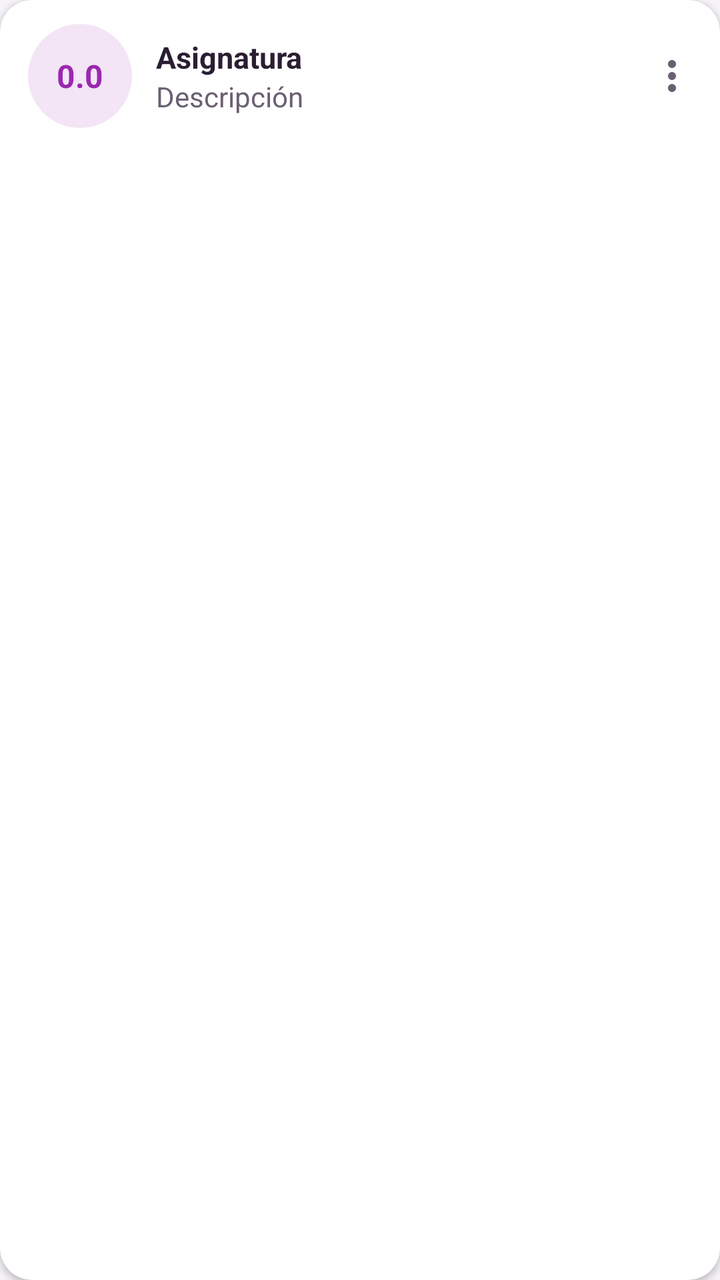
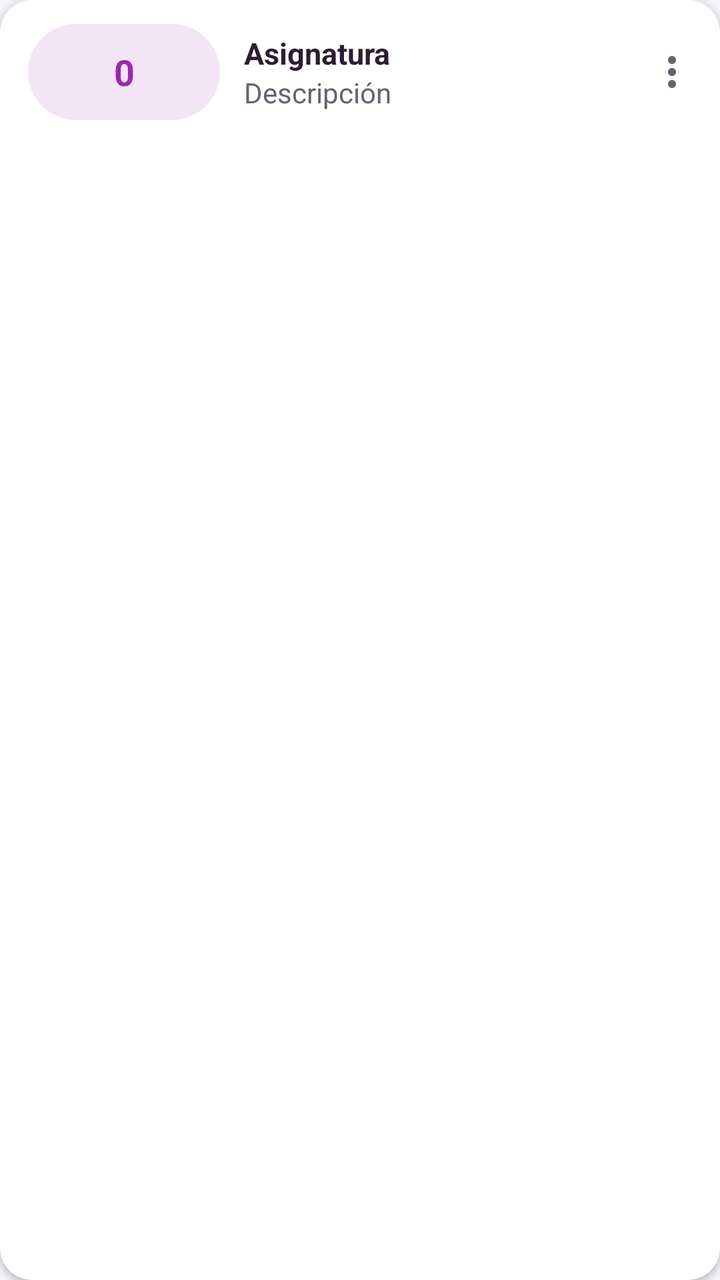

Screens rendered from an Android XML layout before and after an edit, with the pre-edit source and the edit as a unified diff.
<!-- AndroidManifest.xml: application theme Theme.MyApplication -->
<!-- res/layout/item_calificacion_list.xml -->
<?xml version="1.0" encoding="utf-8"?>
<androidx.cardview.widget.CardView xmlns:android="http://schemas.android.com/apk/res/android"
    xmlns:app="http://schemas.android.com/apk/res-auto"
    android:id="@+id/containerReporte"
    style="@style/Edu.Tarjeta"
    android:layout_width="match_parent"
    android:layout_height="wrap_content">

    <LinearLayout
        android:layout_width="match_parent"
        android:layout_height="wrap_content"
        android:orientation="horizontal"
        android:gravity="center_vertical"
        android:paddingVertical="12dp"
        android:paddingStart="14dp"
        android:paddingEnd="4dp">

        <FrameLayout
            android:id="@+id/circleImageView"
            android:layout_width="52dp"
            android:layout_height="52dp"
            android:background="@drawable/circle_shape"
            android:backgroundTint="?attr/eduMarcaSuperficie"
            android:layout_marginEnd="12dp">

            <TextView
                android:id="@+id/textOverlay"
                android:layout_width="match_parent"
                android:layout_height="match_parent"
                android:text="0.0"
                android:textColor="?attr/eduAcento"
                android:textSize="16sp"
                android:textStyle="bold"
                android:gravity="center"
                android:maxLines="1" />
        </FrameLayout>

        <LinearLayout
            android:layout_width="0dp"
            android:layout_height="wrap_content"
            android:layout_weight="1"
            android:orientation="vertical">

            <TextView
                android:id="@+id/text_titulo"
                style="@style/Edu.Texto.TituloTarjeta"
                android:layout_width="match_parent"
                android:layout_height="wrap_content"
                android:text="Asignatura"
                android:maxLines="1"
                android:ellipsize="end" />

            <TextView
                android:id="@+id/textodesc"
                style="@style/Edu.Texto.Cuerpo"
                android:layout_width="match_parent"
                android:layout_height="wrap_content"
                android:text="Descripción"
                android:maxLines="2"
                android:ellipsize="end" />
        </LinearLayout>

        <ImageButton
            android:id="@+id/Opciones"
            android:layout_width="40dp"
            android:layout_height="40dp"
            android:padding="8dp"
            android:background="?attr/selectableItemBackgroundBorderless"
            android:contentDescription="Opciones"
            android:src="@drawable/ic_more_vert"
            app:tint="?attr/eduTextSecondary" />
    </LinearLayout>
</androidx.cardview.widget.CardView>
<!-- resources referenced by this layout -->
<resources>
  <!-- drawable circle_shape (drawable) -->
  <?xml version="1.0" encoding="utf-8"?>
  <shape xmlns:android="http://schemas.android.com/apk/res/android"
      android:shape="oval">
      <solid android:color="#FF5722" />
  </shape>
  <style name="Edu.Texto.Cuerpo">
          <item name="android:textColor">?attr/eduTextSecondary</item>
          <item name="android:textSize">14sp</item>
      </style>
  <style name="Edu.Texto.TituloTarjeta">
          <item name="android:textColor">?attr/eduTextPrimary</item>
          <item name="android:textSize">15sp</item>
          <item name="android:textStyle">bold</item>
      </style>
  <style name="Theme.MyApplication" parent="Base.Theme.MyApplication" />
  <dimen name="radio_tarjeta">16dp</dimen>
  <style name="Edu.FormaTarjeta" parent="">
          <item name="cornerFamily">rounded</item>
          <item name="cornerSize">@dimen/radio_tarjeta</item>
      </style>
  <style name="Edu.MenuEmergente" parent="Widget.AppCompat.PopupMenu">
          <item name="android:popupBackground">@drawable/bg_pastilla_blanca</item>
          <item name="android:popupElevation">8dp</item>
      </style>
  <style name="Edu.TemaSelector" parent="ThemeOverlay.MaterialComponents.Dialog">
          <item name="colorAccent">?attr/eduAcento</item>
          <item name="android:colorAccent">?attr/eduAcento</item>
          <item name="android:dialogCornerRadius">24dp</item>
          <item name="colorPrimary">?attr/eduAcento</item>
          
          <item name="android:datePickerStyle">@style/Edu.SelectorFecha</item>
          <item name="android:timePickerStyle">@style/Edu.SelectorHora</item>
      </style>
  <style name="Edu.FormaDialogo" parent="">
          <item name="cornerFamily">rounded</item>
          <item name="cornerSize">24dp</item>
      </style>
  <style name="Edu.AlertaCuerpo" parent="MaterialAlertDialog.MaterialComponents.Body.Text">
          <item name="android:textColor">?attr/eduTextSecondary</item>
          <item name="android:textSize">14sp</item>
      </style>
  <style name="Edu.AlertaBoton" parent="Widget.MaterialComponents.Button.TextButton.Dialog">
          <item name="android:textColor">?attr/eduAcento</item>
          <item name="android:textAppearance">@style/Edu.TextoBoton</item>
      </style>
  <style name="Edu.AlertaBotonSecundario" parent="Edu.AlertaBoton">
          <item name="android:textColor">?attr/eduTextSecondary</item>
      </style>
  <style name="Edu.SelectorFecha" parent="android:Widget.Material.DatePicker">
          <item name="android:headerBackground">?attr/eduAcento</item>
      </style>
  <style name="Edu.SelectorHora" parent="android:Widget.Material.TimePicker">
          <item name="android:headerBackground">?attr/eduAcento</item>
      </style>
  <!-- unchanged entries left out for length: 9 -->
</resources>

<!-- the commit's change to res/layout/item_calificacion_list.xml (unified diff, before → after) -->
@@ -15,25 +15,23 @@
         android:paddingStart="14dp"
         android:paddingEnd="4dp">
 
-        <FrameLayout
-            android:id="@+id/circleImageView"
-            android:layout_width="52dp"
-            android:layout_height="52dp"
-            android:background="@drawable/circle_shape"
+        
+        <TextView
+            android:id="@+id/textOverlay"
+            android:layout_width="96dp"
+            android:layout_height="48dp"
+            android:layout_marginEnd="12dp"
+            android:autoSizeMaxTextSize="18sp"
+            android:autoSizeMinTextSize="11sp"
+            android:autoSizeTextType="uniform"
+            android:background="@drawable/fondo_nota"
             android:backgroundTint="?attr/eduMarcaSuperficie"
-            android:layout_marginEnd="12dp">
-
-            <TextView
-                android:id="@+id/textOverlay"
-                android:layout_width="match_parent"
-                android:layout_height="match_parent"
-                android:text="0.0"
-                android:textColor="?attr/eduAcento"
-                android:textSize="16sp"
-                android:textStyle="bold"
-                android:gravity="center"
-                android:maxLines="1" />
-        </FrameLayout>
+            android:gravity="center"
+            android:maxLines="1"
+            android:paddingHorizontal="8dp"
+            android:text="0"
+            android:textColor="?attr/eduAcento"
+            android:textStyle="bold" />
 
         <LinearLayout
             android:layout_width="0dp"
<!-- resource entries referenced after the edit -->
@@ -1,10 +1,10 @@
 <!-- resources referenced by this layout -->
 <resources>
-  <!-- drawable circle_shape (drawable) -->
+  <!-- drawable fondo_nota (drawable) -->
   <?xml version="1.0" encoding="utf-8"?>
-  <shape xmlns:android="http://schemas.android.com/apk/res/android"
-      android:shape="oval">
-      <solid android:color="#FF5722" />
+  <shape xmlns:android="http://schemas.android.com/apk/res/android" android:shape="rectangle">
+      <solid android:color="@color/white" />
+      <corners android:radius="24dp" />
   </shape>
   <style name="Edu.Texto.Cuerpo">
           <item name="android:textColor">?attr/eduTextSecondary</item>
@@ -16,6 +16,7 @@
           <item name="android:textStyle">bold</item>
       </style>
   <style name="Theme.MyApplication" parent="Base.Theme.MyApplication" />
+  <color name="white">#FFFFFFFF</color>
   <dimen name="radio_tarjeta">16dp</dimen>
   <style name="Edu.FormaTarjeta" parent="">
           <item name="cornerFamily">rounded</item>
@@ -33,6 +34,9 @@
           
           <item name="android:datePickerStyle">@style/Edu.SelectorFecha</item>
           <item name="android:timePickerStyle">@style/Edu.SelectorHora</item>
+          
+          <item name="android:textColorPrimaryInverse">?attr/eduSobreAcento</item>
+          <item name="android:textColorSecondaryInverse">@color/blanco_70</item>
       </style>
   <style name="Edu.FormaDialogo" parent="">
           <item name="cornerFamily">rounded</item>
@@ -51,9 +55,24 @@
       </style>
   <style name="Edu.SelectorFecha" parent="android:Widget.Material.DatePicker">
           <item name="android:headerBackground">?attr/eduAcento</item>
+          
+          <item name="android:headerMonthTextAppearance">@style/Edu.SelectorCabecera</item>
+          <item name="android:headerDayOfMonthTextAppearance">@style/Edu.SelectorCabecera</item>
+          <item name="android:headerYearTextAppearance">@style/Edu.SelectorCabecera</item>
       </style>
   <style name="Edu.SelectorHora" parent="android:Widget.Material.TimePicker">
           <item name="android:headerBackground">?attr/eduAcento</item>
+          <item name="android:headerTimeTextAppearance">@style/Edu.SelectorCabecera</item>
+          <item name="android:headerAmPmTextAppearance">@style/Edu.SelectorCabecera</item>
+          
+          <item name="android:numbersBackgroundColor">?attr/eduMarcaSuperficie</item>
+          <item name="android:numbersTextColor">@color/reloj_numeros</item>
+          <item name="android:numbersInnerTextColor">@color/reloj_numeros_internos</item>
+          <item name="android:numbersSelectorColor">?attr/eduAcento</item>
+      </style>
+  <color name="blanco_70">#B3FFFFFF</color>
+  <style name="Edu.SelectorCabecera" parent="">
+          <item name="android:textColor">?attr/eduSobreAcento</item>
       </style>
   <!-- unchanged entries left out for length: 9 -->
 </resources>
